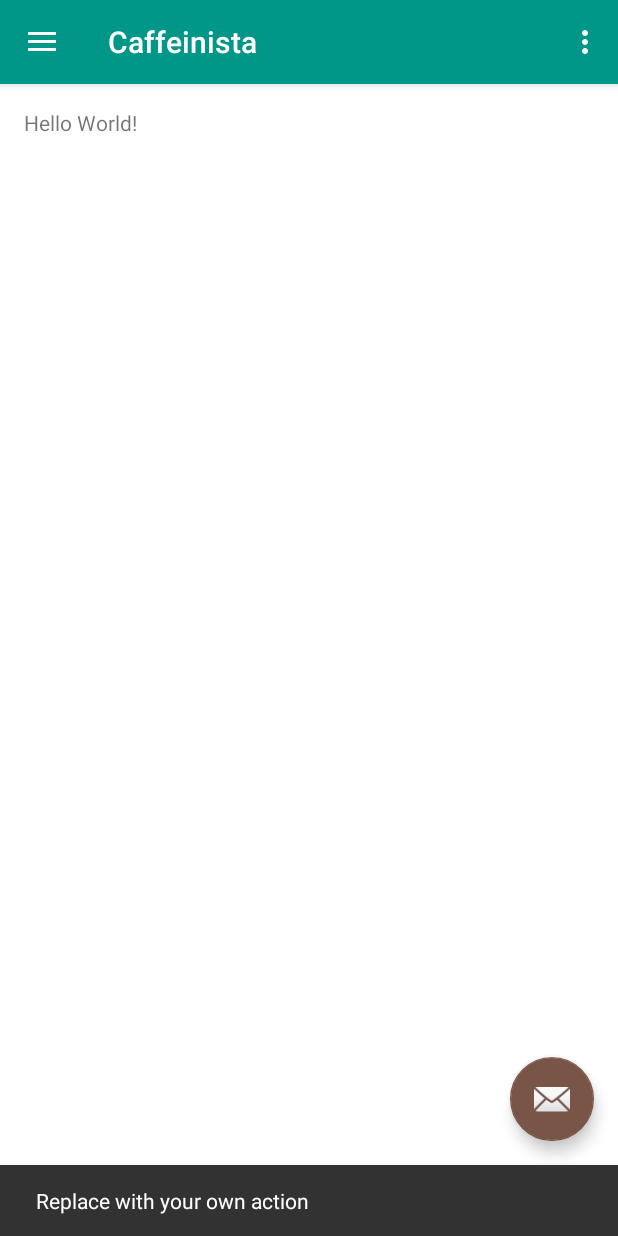
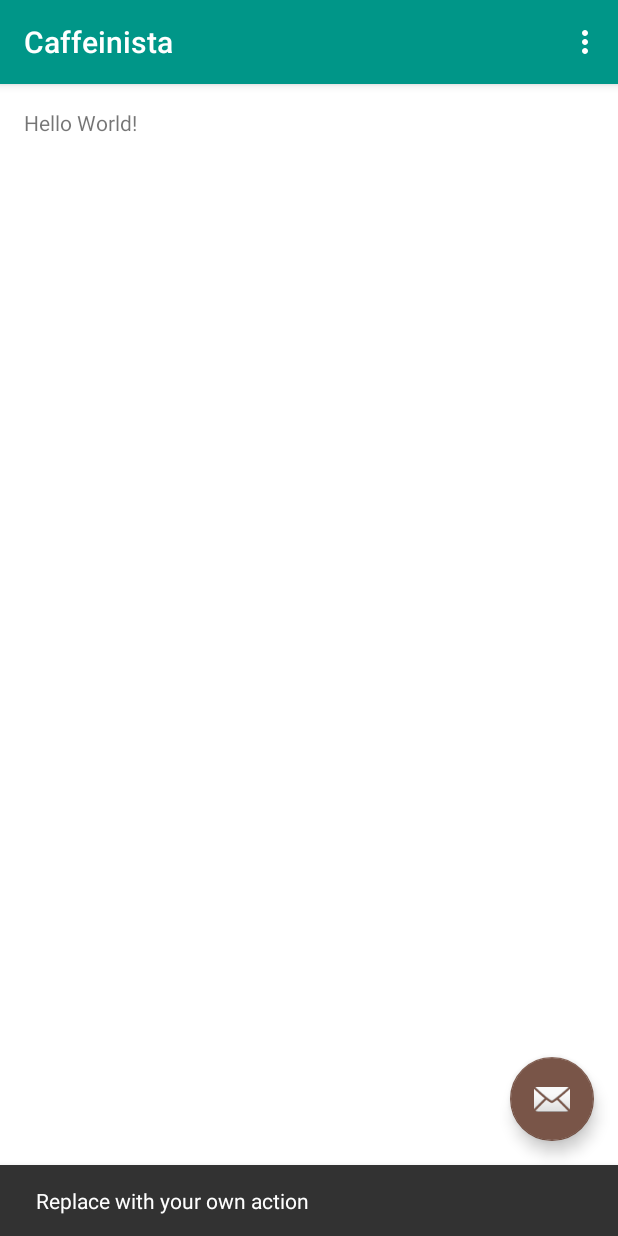
Before and after one commit to Caffeinista/scorpio, an Android app: the screen it shows after launch once a user with an empty profile is signed in (MainActivity), after a tap on an icon or button, on a phone screen of 412 x 824 dp. Run offline under Robolectric (Android 15) with nearby library versions, the phone set to English and light mode, and no system bars; our stand-ins replace Firebase (no records; nobody signed in at launch, a user with empty details on screens opened directly); libraries missing offline, so code that uses them is left out: com.mikepenz.materialdrawer.

Commit message:
Some update

```diff
--- a/app/build.gradle
+++ b/app/build.gradle
@@ -46,6 +46,30 @@ dependencies {
     compile 'de.hdodenhof:circleimageview:2.1.0'
     compile 'com.github.bumptech.glide:glide:3.7.0'
 
+    // MaterialDrawer
+    compile('com.mikepenz:materialdrawer:5.4.0@aar') {
+        transitive = true
+    }
+
+    // used to base on some backwards compatible themes
+    // contains util classes to support various android versions, and clean up code
+    // comes with the awesome "Holder"-Pattern
+    // https://github.com/mikepenz/Materialize
+    compile 'com.mikepenz:materialize:0.9.0@aar'
+
+    // used to provide out of the box icon font support. simplifies development,
+    // and provides scalable icons. the core is very very light
+    // https://github.com/mikepenz/Android-Iconics
+    compile 'com.mikepenz:iconics-core:2.7.2@aar'
+
+    // used to fill the RecyclerView with the DrawerItems
+    // and provides single and multi selection, expandable items
+    // https://github.com/mikepenz/FastAdapter
+    compile 'com.mikepenz:fastadapter:1.6.1@aar'
+
+    compile 'com.mikepenz:google-material-typeface:2.2.0.3.original@aar'
+    compile 'com.mikepenz:fontawesome-typeface:4.6.0.3@aar'
+
     // WelcomeScreen
     compile project(path: ":library")
 }
--- a/app/src/main/java/com/ithomaslin/caffeinista/MainActivity.java
+++ b/app/src/main/java/com/ithomaslin/caffeinista/MainActivity.java
@@ -29,7 +29,9 @@ import com.google.firebase.auth.FirebaseAuth;
 import com.google.firebase.auth.FirebaseUser;
 import com.google.firebase.database.DatabaseReference;
 import com.google.firebase.remoteconfig.FirebaseRemoteConfig;
-import com.squareup.picasso.Picasso;
+import com.mikepenz.materialdrawer.AccountHeader;
+import com.mikepenz.materialdrawer.Drawer;
+import com.mikepenz.materialdrawer.DrawerBuilder;
 
 public class MainActivity extends AppCompatActivity implements
         NavigationView.OnNavigationItemSelectedListener,
@@ -37,13 +39,13 @@ public class MainActivity extends AppCompatActivity implements
 
     private static final String TAG = "MainActivity";
     public static final String ANONYMOUS = "anonymous";
+    private AccountHeader headerResult = null;
+    private Drawer result = null;
 
     private String mUsername;
     private String mPhotoUrl;
+    private String mUserEmail;
     private SharedPreferences mSharedPreferences;
-    private DrawerLayout mDrawer;
-    private ActionBarDrawerToggle mDrawerToggle;
-    private Toolbar mToolbar;
 
     // Firebase instance variables
     private FirebaseAuth mFirebaseAuth;
@@ -61,7 +63,6 @@ public class MainActivity extends AppCompatActivity implements
 
         mSharedPreferences = PreferenceManager.getDefaultSharedPreferences(this);
         mUsername = ANONYMOUS;
-        mToolbar = (Toolbar) findViewById(R.id.toolbar);
 
         // Initialize Firebase Auth
         mFirebaseAuth = FirebaseAuth.getInstance();
@@ -74,28 +75,11 @@ public class MainActivity extends AppCompatActivity implements
             return;
         } else {
             mUsername = mFirebaseUser.getDisplayName();
+            mUserEmail = mFirebaseUser.getEmail();
             if (mFirebaseUser.getPhotoUrl() != null) {
                 mPhotoUrl = mFirebaseUser.getPhotoUrl().toString();
             }
-
-            mDrawer = (DrawerLayout) findViewById(R.id.drawer_layout);
-            mDrawerToggle = new ActionBarDrawerToggle(this, mDrawer, mToolbar,
-                    R.string.navigation_drawer_open, R.string.navigation_drawer_close) {
-
-                @Override
-                public void onDrawerOpened(View drawerView) {
-                    super.onDrawerOpened(drawerView);
-                }
-
-                @Override
-                public void onDrawerClosed(View drawerView) {
-                    super.onDrawerClosed(drawerView);
-                }
-            };
-
         }
-        mDrawer.addDrawerListener(mDrawerToggle);
-        mDrawerToggle.syncState();
 
         mGoogleApiClient = new GoogleApiClient.Builder(this)
                 .enableAutoManage(this /* FragmentActivity */, this /* OnConnectionFailedListener */)
@@ -114,14 +98,6 @@ public class MainActivity extends AppCompatActivity implements
             }
         });
 
-        DrawerLayout drawer = (DrawerLayout) findViewById(R.id.drawer_layout);
-        ActionBarDrawerToggle toggle = new ActionBarDrawerToggle(
-                this, drawer, toolbar, R.string.navigation_drawer_open, R.string.navigation_drawer_close);
-        drawer.addDrawerListener(toggle);
-        toggle.syncState();
-
-        NavigationView navigationView = (NavigationView) findViewById(R.id.nav_view);
-        navigationView.setNavigationItemSelectedListener(this);
     }
 
     @Override
@@ -163,7 +139,6 @@ public class MainActivity extends AppCompatActivity implements
 
         switch (item.getItemId()) {
             case R.id.nav_account:
-                Toast.makeText(this, mPhotoUrl, Toast.LENGTH_LONG).show();
                 closeDrawer();
                 return true;
             case R.id.nav_history:
@@ -187,8 +162,7 @@ public class MainActivity extends AppCompatActivity implements
     }
 
     private void closeDrawer() {
-        DrawerLayout drawer = (DrawerLayout) findViewById(R.id.drawer_layout);
-        drawer.closeDrawer(GravityCompat.START);
+
     }
 
     @Override
--- a/app/src/main/java/com/ithomaslin/caffeinista/SignInActivity.java
+++ b/app/src/main/java/com/ithomaslin/caffeinista/SignInActivity.java
@@ -92,9 +92,9 @@ public class SignInActivity extends AppCompatActivity implements
     @Override
     protected void onActivityResult(int requestCode, int resultCode, Intent data) {
         super.onActivityResult(requestCode, resultCode, data);
+        preTask();
 
         if (requestCode == RC_SIGN_IN) {
-            preTask();
             GoogleSignInResult result = Auth.GoogleSignInApi.getSignInResultFromIntent(data);
             if (result.isSuccess()) {
                 GoogleSignInAccount account = result.getSignInAccount();
@@ -172,7 +172,7 @@ public class SignInActivity extends AppCompatActivity implements
 
     private void preTask() {
         inAnimation = new AlphaAnimation(0f, 1f);
-        inAnimation.setDuration(200);
+        inAnimation.setDuration(0);
         mProgressbarHolder.setAnimation(inAnimation);
         mProgressbarHolder.setVisibility(View.VISIBLE);
         mProgressbar.setVisibility(View.VISIBLE);
--- a/app/src/main/res/layout/activity_main.xml
+++ b/app/src/main/res/layout/activity_main.xml
@@ -14,14 +14,14 @@
         android:layout_width="match_parent"
         android:layout_height="match_parent" />
 
-    <android.support.design.widget.NavigationView
-        android:id="@+id/nav_view"
-        android:layout_width="wrap_content"
-        android:layout_height="match_parent"
-        android:layout_gravity="start"
-        android:fitsSystemWindows="true"
-        android:background="@color/icons"
-        app:headerLayout="@layout/nav_header_main"
-        app:menu="@menu/activity_main_drawer" />
+    <!--<android.support.design.widget.NavigationView-->
+        <!--android:id="@+id/nav_view"-->
+        <!--android:layout_width="wrap_content"-->
+        <!--android:layout_height="match_parent"-->
+        <!--android:layout_gravity="start"-->
+        <!--android:fitsSystemWindows="true"-->
+        <!--android:background="@color/icons"-->
+        <!--app:headerLayout="@layout/nav_header_main"-->
+        <!--app:menu="@menu/activity_main_drawer" />-->
 
 </android.support.v4.widget.DrawerLayout>
```
